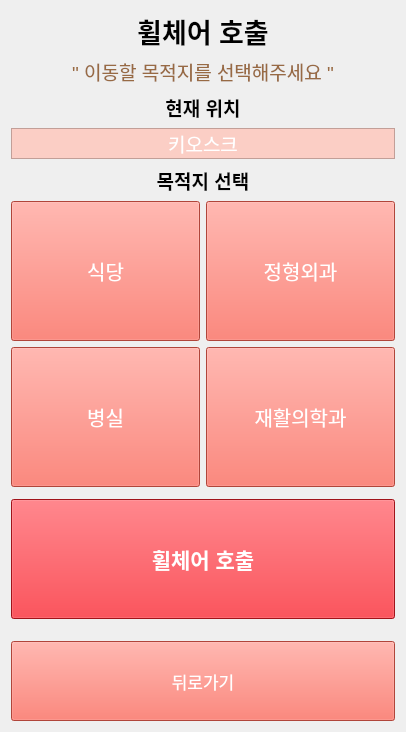
Above: Hospital_Terminal/kiosk_wheel.ui from Heo157/Project-Hospital-Autonomous-Wheelchair before the change. Below: the same form after it.
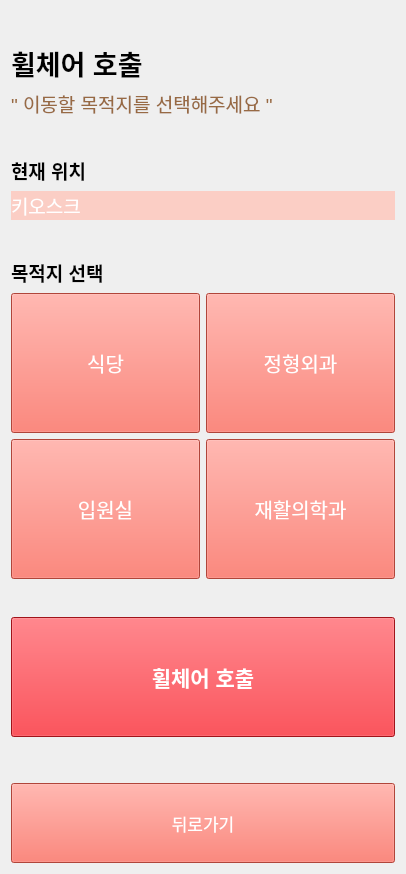
That is the form after the change.

```diff
--- a/Hospital_Terminal/kiosk_wheel.ui
+++ b/Hospital_Terminal/kiosk_wheel.ui
@@ -7,7 +7,7 @@
     <x>0</x>
     <y>0</y>
     <width>406</width>
-    <height>732</height>
+    <height>874</height>
    </rect>
   </property>
   <property name="windowTitle">
@@ -16,9 +16,6 @@
   <layout class="QVBoxLayout" name="mainLayout">
    <item>
     <spacer>
-     <property name="orientation">
-      <enum>Qt::Orientation::Vertical</enum>
-     </property>
      <property name="sizeHint" stdset="0">
       <size>
        <width>20</width>
@@ -32,15 +29,13 @@
      <property name="font">
       <font>
        <pointsize>20</pointsize>
+       <weight>75</weight>
        <bold>true</bold>
       </font>
      </property>
      <property name="text">
       <string>휠체어 호출</string>
      </property>
-     <property name="alignment">
-      <set>Qt::AlignmentFlag::AlignCenter</set>
-     </property>
     </widget>
    </item>
    <item>
@@ -56,16 +51,10 @@
      <property name="text">
       <string>&quot; 이동할 목적지를 선택해주세요 &quot;</string>
      </property>
-     <property name="alignment">
-      <set>Qt::AlignmentFlag::AlignCenter</set>
-     </property>
     </widget>
    </item>
    <item>
     <spacer>
-     <property name="orientation">
-      <enum>Qt::Orientation::Vertical</enum>
-     </property>
      <property name="sizeHint" stdset="0">
       <size>
        <width>20</width>
@@ -79,15 +68,13 @@
      <property name="font">
       <font>
        <pointsize>14</pointsize>
+       <weight>75</weight>
        <bold>true</bold>
       </font>
      </property>
      <property name="text">
       <string>현재 위치</string>
      </property>
-     <property name="alignment">
-      <set>Qt::AlignmentFlag::AlignCenter</set>
-     </property>
     </widget>
    </item>
    <item>
@@ -102,21 +89,15 @@
 color: rgb(255, 255, 255);</string>
      </property>
      <property name="frameShape">
-      <enum>QFrame::Shape::StyledPanel</enum>
+      <enum>QFrame::NoFrame</enum>
      </property>
      <property name="text">
       <string>키오스크</string>
      </property>
-     <property name="alignment">
-      <set>Qt::AlignmentFlag::AlignCenter</set>
-     </property>
     </widget>
    </item>
    <item>
     <spacer>
-     <property name="orientation">
-      <enum>Qt::Orientation::Vertical</enum>
-     </property>
      <property name="sizeHint" stdset="0">
       <size>
        <width>20</width>
@@ -130,15 +111,13 @@
      <property name="font">
       <font>
        <pointsize>14</pointsize>
+       <weight>75</weight>
        <bold>true</bold>
       </font>
      </property>
      <property name="text">
       <string>목적지 선택</string>
      </property>
-     <property name="alignment">
-      <set>Qt::AlignmentFlag::AlignCenter</set>
-     </property>
     </widget>
    </item>
    <item>
@@ -219,7 +198,7 @@
           </colorrole>
           <colorrole role="PlaceholderText">
            <brush brushstyle="SolidPattern">
-            <color alpha="128">
+            <color alpha="255">
              <red>255</red>
              <green>255</green>
              <blue>255</blue>
@@ -293,7 +272,7 @@
           </colorrole>
           <colorrole role="PlaceholderText">
            <brush brushstyle="SolidPattern">
-            <color alpha="128">
+            <color alpha="255">
              <red>255</red>
              <green>255</green>
              <blue>255</blue>
@@ -367,7 +346,7 @@
           </colorrole>
           <colorrole role="PlaceholderText">
            <brush brushstyle="SolidPattern">
-            <color alpha="128">
+            <color alpha="255">
              <red>255</red>
              <green>255</green>
              <blue>255</blue>
@@ -473,7 +452,7 @@
           </colorrole>
           <colorrole role="PlaceholderText">
            <brush brushstyle="SolidPattern">
-            <color alpha="128">
+            <color alpha="255">
              <red>255</red>
              <green>255</green>
              <blue>255</blue>
@@ -547,7 +526,7 @@
           </colorrole>
           <colorrole role="PlaceholderText">
            <brush brushstyle="SolidPattern">
-            <color alpha="128">
+            <color alpha="255">
              <red>255</red>
              <green>255</green>
              <blue>255</blue>
@@ -621,7 +600,7 @@
           </colorrole>
           <colorrole role="PlaceholderText">
            <brush brushstyle="SolidPattern">
-            <color alpha="128">
+            <color alpha="255">
              <red>255</red>
              <green>255</green>
              <blue>255</blue>
@@ -727,7 +706,7 @@
           </colorrole>
           <colorrole role="PlaceholderText">
            <brush brushstyle="SolidPattern">
-            <color alpha="128">
+            <color alpha="255">
              <red>255</red>
              <green>255</green>
              <blue>255</blue>
@@ -801,7 +780,7 @@
           </colorrole>
           <colorrole role="PlaceholderText">
            <brush brushstyle="SolidPattern">
-            <color alpha="128">
+            <color alpha="255">
              <red>255</red>
              <green>255</green>
              <blue>255</blue>
@@ -875,7 +854,7 @@
           </colorrole>
           <colorrole role="PlaceholderText">
            <brush brushstyle="SolidPattern">
-            <color alpha="128">
+            <color alpha="255">
              <red>255</red>
              <green>255</green>
              <blue>255</blue>
@@ -895,7 +874,7 @@
 background-color: rgb(246, 97, 81);</string>
        </property>
        <property name="text">
-        <string>병실</string>
+        <string>입원실</string>
        </property>
        <property name="checkable">
         <bool>false</bool>
@@ -931,9 +910,6 @@
    </item>
    <item>
     <spacer>
-     <property name="orientation">
-      <enum>Qt::Orientation::Vertical</enum>
-     </property>
      <property name="sizeHint" stdset="0">
       <size>
        <width>20</width>
@@ -1018,7 +994,7 @@
         </colorrole>
         <colorrole role="PlaceholderText">
          <brush brushstyle="SolidPattern">
-          <color alpha="128">
+          <color alpha="255">
            <red>255</red>
            <green>255</green>
            <blue>255</blue>
@@ -1092,7 +1068,7 @@
         </colorrole>
         <colorrole role="PlaceholderText">
          <brush brushstyle="SolidPattern">
-          <color alpha="128">
+          <color alpha="255">
            <red>255</red>
            <green>255</green>
            <blue>255</blue>
@@ -1166,7 +1142,7 @@
         </colorrole>
         <colorrole role="PlaceholderText">
          <brush brushstyle="SolidPattern">
-          <color alpha="128">
+          <color alpha="255">
            <red>255</red>
            <green>255</green>
            <blue>255</blue>
@@ -1179,6 +1155,7 @@
      <property name="font">
       <font>
        <pointsize>16</pointsize>
+       <weight>75</weight>
        <bold>true</bold>
       </font>
      </property>
@@ -1193,9 +1170,6 @@
    </item>
    <item>
     <spacer name="verticalSpacer">
-     <property name="orientation">
-      <enum>Qt::Orientation::Vertical</enum>
-     </property>
      <property name="sizeHint" stdset="0">
       <size>
        <width>20</width>
@@ -1271,7 +1245,7 @@
         </colorrole>
         <colorrole role="PlaceholderText">
          <brush brushstyle="SolidPattern">
-          <color alpha="128">
+          <color alpha="255">
            <red>255</red>
            <green>255</green>
            <blue>255</blue>
@@ -1336,7 +1310,7 @@
         </colorrole>
         <colorrole role="PlaceholderText">
          <brush brushstyle="SolidPattern">
-          <color alpha="128">
+          <color alpha="255">
            <red>255</red>
            <green>255</green>
            <blue>255</blue>
@@ -1401,7 +1375,7 @@
         </colorrole>
         <colorrole role="PlaceholderText">
          <brush brushstyle="SolidPattern">
-          <color alpha="128">
+          <color alpha="255">
            <red>255</red>
            <green>255</green>
            <blue>255</blue>
```
